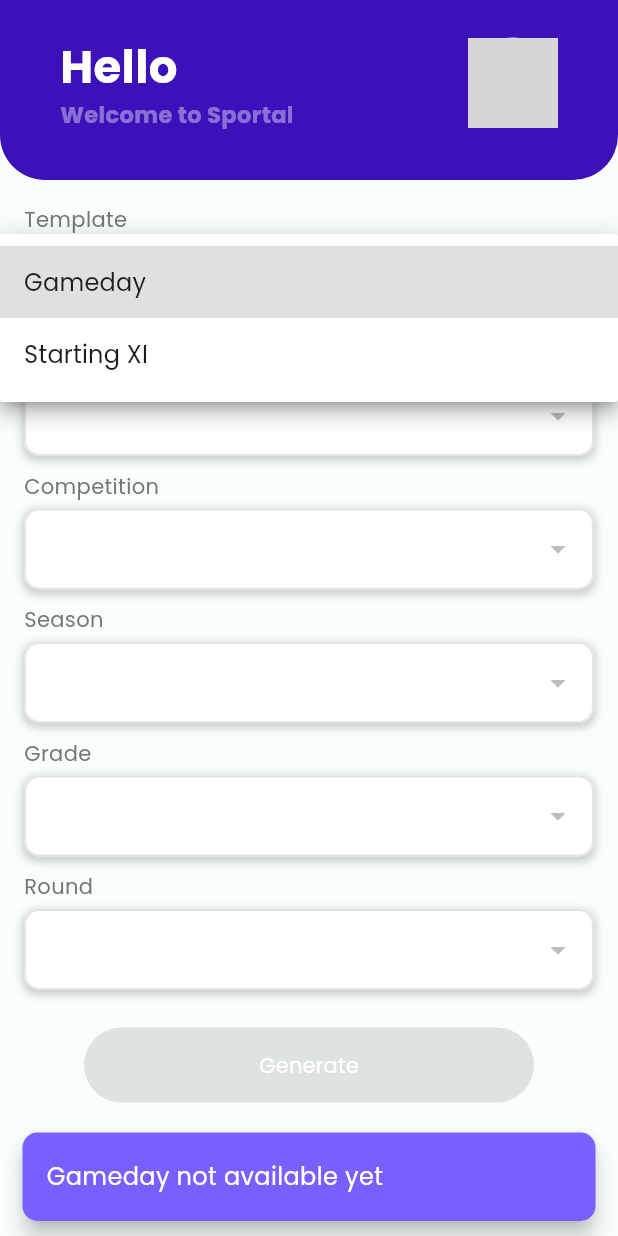
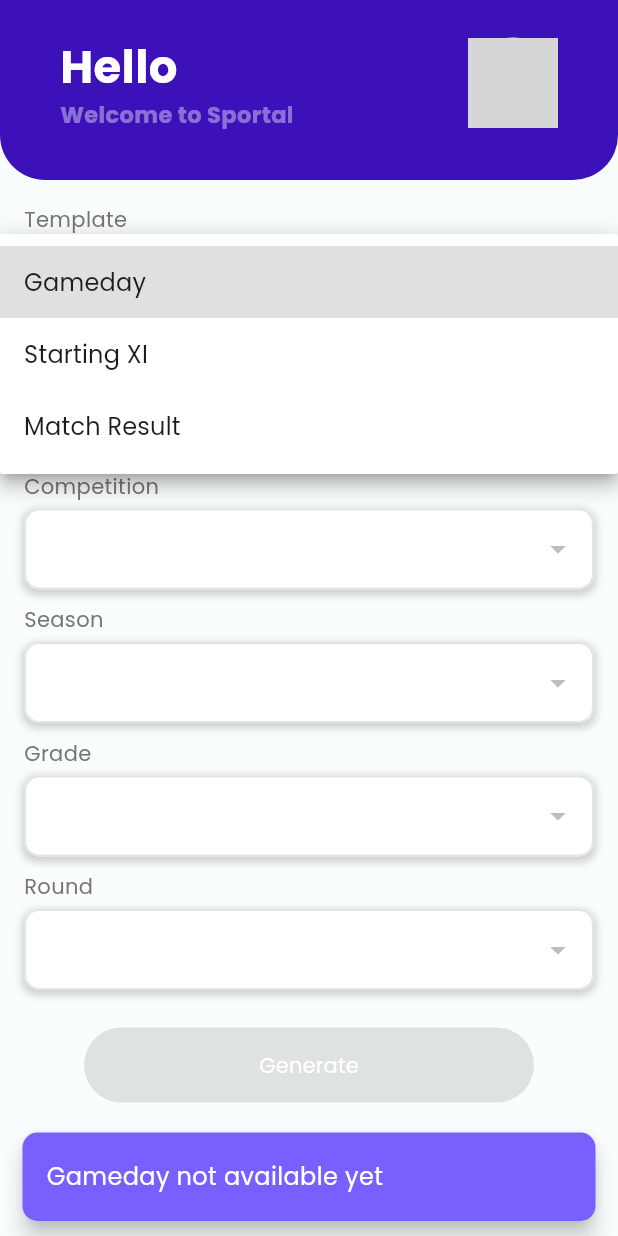
Before and after one commit to sarthakrungta/sportal_mobile, a Flutter app: the TemplateScreen screen opened directly with empty values, after a tap on "Gameday", on a phone screen of 412 x 824 dp. Run offline on Flutter 3.47's test engine with Material 3 defaults, Android fonts, the phone set to English and light mode, and no system bars; our stand-ins replace rounded_loading_button_plus, share_plus, shared_preferences; missing offline and left inert: dart:html; accounts and stored records are empty; network calls fail; grey boxes are pictures that could not be loaded.

Commit message:
match result template added and fetched

```diff
--- a/lib/screens/template_screen.dart
+++ b/lib/screens/template_screen.dart
@@ -34,10 +34,13 @@
 
   Map<String, dynamic> _clubData = {};
   Map<String, dynamic> _clubDataPlayers = {};
+  Map<String, dynamic> _clubDataResults = {};
 
   bool _generateButtonLoading = false;
 
   bool _errorMessage = false;
+
+  final String baseUrl = 'https://sportal-backend.onrender.com/';
 
   final dropdownInputDecoration = InputDecoration(
     contentPadding: const EdgeInsets.all(15),
@@ -79,15 +82,27 @@
     super.initState();
     _readClubData(widget.clubData);
     _fetchPlayerClubData();
+    _fetchResultsClubData();
   }
 
   Future<void> _fetchPlayerClubData() async {
-    final response = await http.get(Uri.parse(
-        'https://sportal-backend.onrender.com/get-club-info-player-filter/${widget.email}'));
+    final response = await http.get(
+        Uri.parse('${baseUrl}get-club-info-player-filter/${widget.email}'));
 
     if (response.statusCode == 200) {
       setState(() {
         _clubDataPlayers = jsonDecode(response.body);
+      });
+    }
+  }
+
+  Future<void> _fetchResultsClubData() async {
+    final response = await http.get(
+        Uri.parse('${baseUrl}get-club-info-results-filter/${widget.email}'));
+
+    if (response.statusCode == 200) {
+      setState(() {
+        _clubDataResults = jsonDecode(response.body);
       });
     }
   }
@@ -254,7 +269,6 @@
 
   Future<void> _generateImage() async {
     if (_selectedFixture == null) {
-
       ScaffoldMessenger.of(context).showSnackBar(
         SnackBar(
           content: const Padding(
@@ -295,9 +309,13 @@
             true); // No need for condition since we've filtered above
 
     try {
-      final url = _selectedTemplate == 'Gameday'
-          ? 'https://sportal-backend.onrender.com/generate-gameday-image'
-          : 'https://sportal-backend.onrender.com/generate-players-image';
+      final templateEndpoints = {
+        'Gameday': 'generate-gameday-image',
+        'Starting XI': 'generate-players-image',
+        'Match Result': 'generate-result-image',
+      };
+
+      final url = '$baseUrl${templateEndpoints[_selectedTemplate]}';
 
       final response = await http.post(
         Uri.parse(url),
@@ -441,7 +459,7 @@
                     child: DropdownButtonFormField<String>(
                       dropdownColor: Colors.white,
                       value: _selectedTemplate,
-                      items: ['Gameday', 'Starting XI']
+                      items: ['Gameday', 'Starting XI', 'Match Result']
                           .map((template) => DropdownMenuItem(
                               value: template, child: Text(template)))
                           .toList(),
@@ -595,7 +613,14 @@
 
   _updateTemplate(String? newValue) {
     setState(() {
-      _clubData = newValue == 'Gameday' ? widget.clubData : _clubDataPlayers;
+      if (newValue == 'Gameday') {
+        _clubData = widget.clubData;
+      } else if (newValue == 'Starting XI') {
+        _clubData = _clubDataPlayers;
+      } else if (newValue == 'Match Result') {
+        _clubData = _clubDataResults;
+      }
+
       _selectedTemplate = newValue ?? 'Gameday';
 
       _selectedAssociation = null;
```
Lines whose indentation alone changed are shown as unchanged.
